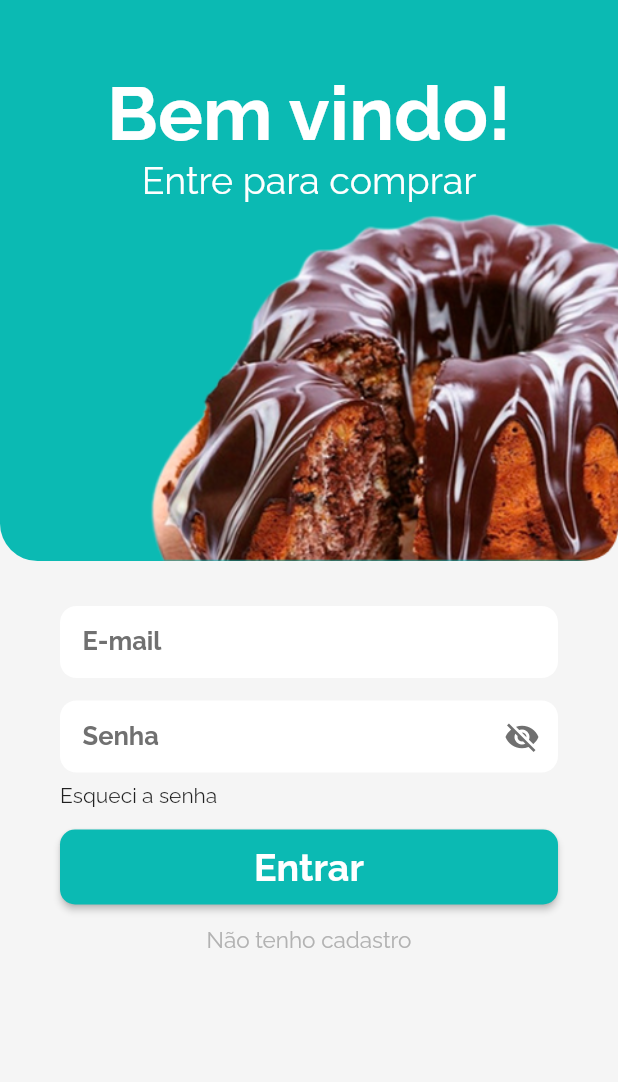
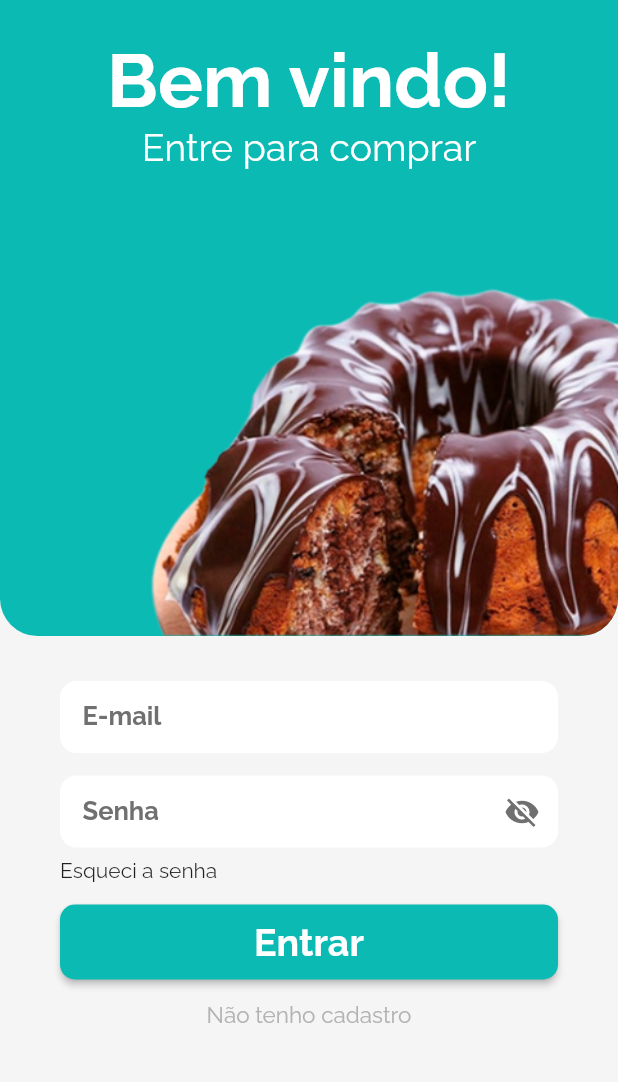
Before and after one commit to CDPDevTeam/SenhorBolo-Mobile, a Flutter app: the Login screen opened by its route, on a phone screen of 412 x 824 dp, the part 96-1178 px from its top. Run offline on Flutter 3.47's test engine with Material 2 defaults, Android fonts, the phone set to English and light mode, and no system bars; our stand-ins replace auto_size_text, badges, cached_network_image, connectivity, cool_alert, flutter_secure_storage and 6 more; missing offline and left inert: credit_card_validator, password_strength; accounts and stored records are empty; network calls fail.

Commit message:
Mudanças pontuais

```diff
--- a/senhor_bolo/lib/components/cakeDetail.dart
+++ b/senhor_bolo/lib/components/cakeDetail.dart
@@ -48,6 +48,8 @@ class _CakeDetailState extends State<CakeDetail> {
         price: widget.precoProduto,
         qtde: _qtdeItem
     );
+    //Método para comparar
+
     shoppingCart.addItem(bolo);
   }
 
--- a/senhor_bolo/lib/components/login.dart
+++ b/senhor_bolo/lib/components/login.dart
@@ -11,31 +11,32 @@ class Login extends StatelessWidget {
   @override
   Widget build(BuildContext context) {
     return Scaffold(
-        body: CustomScrollView(
-          physics: NeverScrollableScrollPhysics(),
-          slivers: <Widget>[
-            SliverAppBar(
-              pinned: true,
+      appBar: AppBar(
+        elevation: 0,
         toolbarHeight: 88,
         centerTitle: true,
-              shape: const RoundedRectangleBorder(
-                  borderRadius: BorderRadius.only(
-                      bottomLeft: Radius.circular(25),
-                      bottomRight: Radius.circular(25))),
         title: const Image(
           image: AssetImage('images/logo_login.png'),
           width: 200,
-                ),
-                expandedHeight: 438,
-          flexibleSpace: FlexibleSpaceBar(
-            background: Container(
+        )),
+        body: Container(
+          child: SingleChildScrollView(
+            child: Column(
+              children: [
+                Container(
+                  width: double.infinity,
+                  height: 400,
                   decoration: const BoxDecoration(
+                    color: mainColor,
+                    borderRadius: BorderRadius.only(
+                        bottomLeft: Radius.circular(25),
+                        bottomRight: Radius.circular(25)),
                     image: DecorationImage(
                         alignment: Alignment.bottomCenter,
                         image: AssetImage('images/bolo_login.png',),
-                    fit: BoxFit.fitWidth),
+                        fit: BoxFit.fitWidth
                     ),
-              padding: const EdgeInsets.fromLTRB(34, 110, 34, 32),
+                  ),
                   child: Column(
                     crossAxisAlignment: CrossAxisAlignment.center,
                     children: <Text>[
@@ -53,21 +54,16 @@ class Login extends StatelessWidget {
                     ],
                   ),
                 ),
-            )),
-            SliverList(
-              delegate: SliverChildListDelegate(
-                [
                 Padding(
                   padding: const EdgeInsets.symmetric(
                     vertical: 30,
                     horizontal: 40,
                   ),
-                      child: FormLogin()
-                  )
-                ]
+                  child: FormLogin(),
+                ),
+              ],
             ),
           )
-          ],
         )
     );
   }
--- a/senhor_bolo/lib/components/tracking.dart
+++ b/senhor_bolo/lib/components/tracking.dart
@@ -62,7 +62,7 @@ class Tracking extends StatelessWidget {
               Step(
                   state: currentStep >= 1 ? StepState.complete : StepState.disabled,
                   isActive: currentStep >= 1,
-                  title: const Text("Pedido em preparação", style: TextStyle(fontSize: 18, fontWeight: FontWeight.bold, fontFamily: 'Raleway')),
+                  title: const Text("Pedido pronto", style: TextStyle(fontSize: 18, fontWeight: FontWeight.bold, fontFamily: 'Raleway')),
                   content: const DeliveryStep(
                       stepText: 'Seu bolo delicioso está agora saindo do forno e logo mais será enviado para sua casa!',
                       image: 'pedido_preparacao.png')
@@ -70,7 +70,7 @@ class Tracking extends StatelessWidget {
               Step(
                   state: currentStep >= 2 ? StepState.complete : StepState.disabled,
                   isActive: currentStep >= 2,
-                  title: const Text("Pedido a caminho",style: TextStyle(fontSize: 18, fontWeight: FontWeight.bold, fontFamily: 'Raleway')),
+                  title: const Text("Pedido à caminho",style: TextStyle(fontSize: 18, fontWeight: FontWeight.bold, fontFamily: 'Raleway')),
                   content: const DeliveryStep(
                       stepText: 'Seu pedido já está com o nosso cuidadoso motoboy, que com certeza não irá fazer grau com a moto a caminho de sua residência!',
                       image: 'pedido_entrega.png')
--- a/senhor_bolo/lib/main.dart
+++ b/senhor_bolo/lib/main.dart
@@ -28,6 +28,7 @@ class BaseWidget extends StatelessWidget {
   @override
   Widget build(BuildContext context) {
     return MaterialApp(
+        debugShowCheckedModeBanner: false,
         title: 'Senhor Bolo',
         theme: appTheme(),
         routes: routes,
```
Lines whose indentation alone changed are shown as unchanged.
